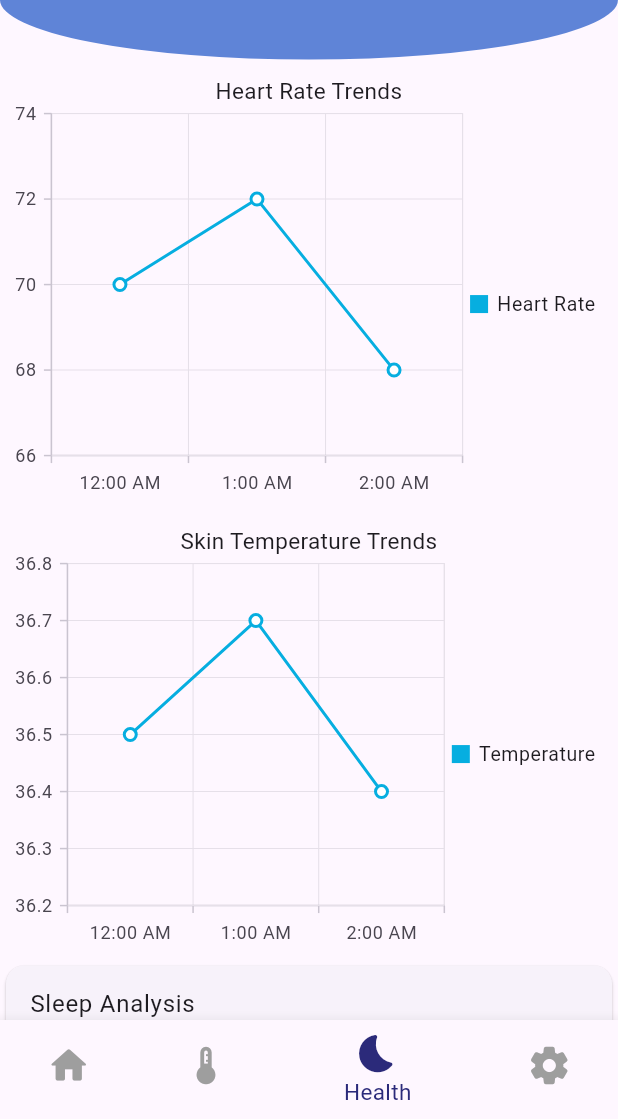
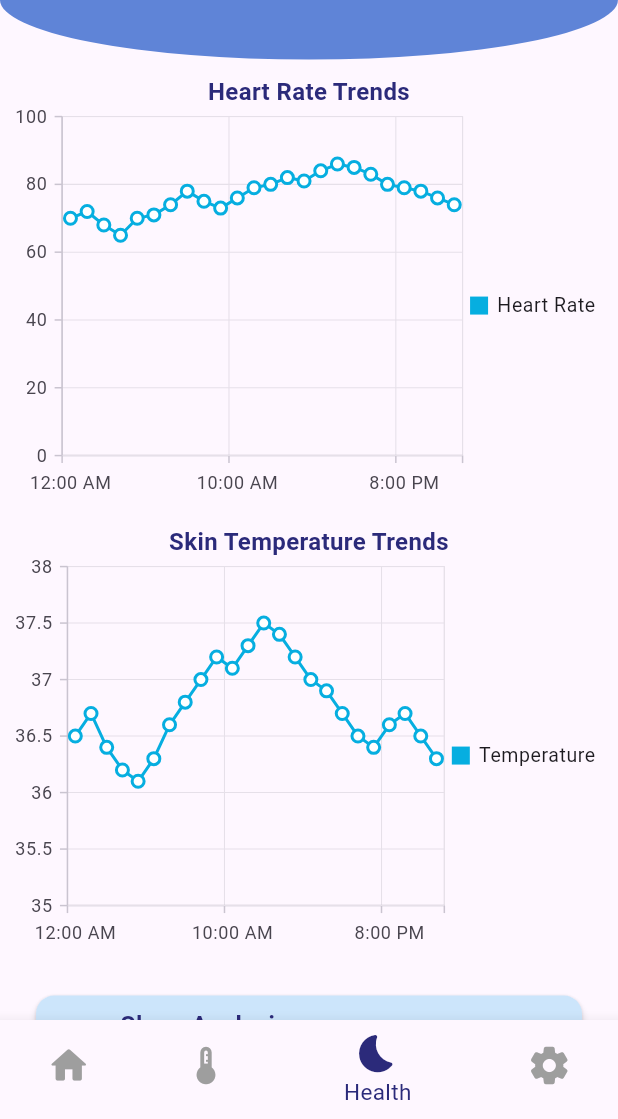
Before and after one commit to patriciamiftimie/dreamscape, a Flutter app: the screen it shows once a user with an empty profile is signed in, item 3 of the bottom bar chosen, on a phone screen of 412 x 824 dp, the part 117-1236 px from its top. Run offline on Flutter 3.47's test engine with Material 3 defaults, Android fonts, the phone set to English and light mode, and no system bars; our stand-ins replace cloud_firestore, firebase_auth, firebase_core, flutter_linkify, syncfusion_flutter_charts, table_calendar; accounts and stored records are empty.

Commit message:
health monitoring screen

```diff
--- a/lib/views/dashboard.dart
+++ b/lib/views/dashboard.dart
@@ -25,7 +25,6 @@ class _DashboardScreenState extends State<DashboardScreen> {
                 child: Column(
                   children: <Widget>[
                     ListTile(
-                      //leading: Icon(Icons.timer, color: customPurple, size: 30),
                       title: Text('Real-Time Overview',
                           style: TextStyle(
                               fontSize: 18,
@@ -51,24 +50,24 @@ class _DashboardScreenState extends State<DashboardScreen> {
                         Icons.water_drop,
                         color: customPurple,
                       ),
-                      title: Text('Humidity'),
-                      subtitle: Text('45%'),
+                      title: const Text('Humidity'),
+                      subtitle: const Text('45%'),
                     ),
                     ListTile(
                       leading: Icon(
                         Icons.wb_sunny,
                         color: customPurple,
                       ),
-                      title: Text('Light Level'),
-                      subtitle: Text('Moderate'),
+                      title: const Text('Light Level'),
+                      subtitle: const Text('Moderate'),
                     ),
                     ListTile(
                       leading: Icon(
                         Icons.spa,
                         color: customPurple,
                       ),
-                      title: Text('Aromatherapy Diffuser'),
-                      subtitle: Text('On - Sandalwood'),
+                      title: const Text('Aromatherapy Diffuser'),
+                      subtitle: const Text('On - Sandalwood'),
                     ),
                   ],
                 ),
@@ -113,7 +112,7 @@ class _DashboardScreenState extends State<DashboardScreen> {
                 ),
                 child: ListTile(
                   contentPadding:
-                      EdgeInsets.symmetric(vertical: 10, horizontal: 16),
+                      const EdgeInsets.symmetric(vertical: 10, horizontal: 16),
                   leading:
                       Icon(Icons.nights_stay, color: customLilac, size: 30),
                   title: Text(
--- a/lib/views/health_monitoring.dart
+++ b/lib/views/health_monitoring.dart
@@ -1,3 +1,4 @@
+import 'package:dreamscape/constants/colours.dart';
 import 'package:flutter/material.dart';
 import 'package:syncfusion_flutter_charts/charts.dart';
 
@@ -29,9 +30,14 @@ class _HealthScreenState extends State<HealthScreen> {
         child: Column(
           children: <Widget>[
             SfCartesianChart(
-              title: ChartTitle(text: 'Heart Rate Trends'),
-              legend: Legend(isVisible: true),
-              primaryXAxis: CategoryAxis(),
+              title: ChartTitle(
+                  text: 'Heart Rate Trends',
+                  textStyle: TextStyle(
+                      color: customPurple,
+                      fontSize: 16,
+                      fontWeight: FontWeight.bold)),
+              legend: const Legend(isVisible: true),
+              primaryXAxis: const CategoryAxis(),
               tooltipBehavior: TooltipBehavior(enable: true),
               series: <LineSeries<HealthData, String>>[
                 LineSeries<HealthData, String>(
@@ -39,14 +45,19 @@ class _HealthScreenState extends State<HealthScreen> {
                   xValueMapper: (HealthData data, _) => data.time,
                   yValueMapper: (HealthData data, _) => data.value,
                   name: 'Heart Rate',
-                  markerSettings: MarkerSettings(isVisible: true),
+                  markerSettings: const MarkerSettings(isVisible: true),
                 )
               ],
             ),
             SfCartesianChart(
-              title: ChartTitle(text: 'Skin Temperature Trends'),
-              legend: Legend(isVisible: true),
-              primaryXAxis: CategoryAxis(),
+              title: ChartTitle(
+                  text: 'Skin Temperature Trends',
+                  textStyle: TextStyle(
+                      color: customPurple,
+                      fontSize: 16,
+                      fontWeight: FontWeight.bold)),
+              legend: const Legend(isVisible: true),
+              primaryXAxis: const CategoryAxis(),
               tooltipBehavior: TooltipBehavior(enable: true),
               series: <LineSeries<HealthData, String>>[
                 LineSeries<HealthData, String>(
@@ -54,26 +65,72 @@ class _HealthScreenState extends State<HealthScreen> {
                   xValueMapper: (HealthData data, _) => data.time,
                   yValueMapper: (HealthData data, _) => data.value,
                   name: 'Temperature',
-                  markerSettings: MarkerSettings(isVisible: true),
+                  markerSettings: const MarkerSettings(isVisible: true),
                 )
               ],
             ),
+            Padding(
+                padding: const EdgeInsets.all(16),
+                child: Column(
+                  children: [
                     Card(
+                      color: customYellow,
+                      elevation: 2,
+                      margin: const EdgeInsets.all(8),
                       child: ListTile(
-                title: Text('Sleep Analysis'),
-                subtitle:
-                    Text('Detailed breakdown of sleep stages and quality.'),
+                        leading: Icon(Icons.bedtime, color: customLilac),
+                        title: Text(
+                          'Sleep Analysis',
+                          style: TextStyle(
+                              color: customPurple, fontWeight: FontWeight.bold),
+                        ),
+                        subtitle: Text(
+                          'Detailed breakdown of sleep stages and quality.',
+                          style: TextStyle(
+                              color: Theme.of(context).colorScheme.onSurface),
+                        ),
+                        trailing: IconButton(
+                          icon: Icon(Icons.analytics, color: customPurple),
+                          onPressed:
+                              () {}, // Placeholder for future functionality
+                        ),
                       ),
                     ),
                     Card(
+                      color: customYellow,
+                      elevation: 2,
+                      margin: const EdgeInsets.all(8),
                       child: ListTile(
-                title: Text('Recommendations'),
-                subtitle: Text('Personalized tips based on your health data.'),
+                        leading: Icon(Icons.auto_awesome, color: customLilac),
+                        title: Text(
+                          'Recommendations',
+                          style: TextStyle(
+                              color: customPurple, fontWeight: FontWeight.bold),
+                        ),
+                        subtitle: Text(
+                          'Personalised tips based on your health data, powered by AI.',
+                          style: TextStyle(
+                              color: Theme.of(context).colorScheme.onSurface),
+                        ),
+                        trailing: IconButton(
+                          icon: Icon(Icons.lightbulb, color: customPurple),
+                          onPressed:
+                              () {}, // Placeholder for future functionality
                         ),
                       ),
+                    ),
+                  ],
+                )),
             ElevatedButton(
+              style: ElevatedButton.styleFrom(
+                  backgroundColor: customPurple,
+                  foregroundColor: Colors.white,
+                  minimumSize: const Size(120, 45)),
               onPressed: () {},
-              child: Text('Sync with Health Apps'),
+              child: const Text(
+                'Sync with Health Apps',
+                style: TextStyle(fontWeight: FontWeight.bold),
+              ),
             ),
           ],
         ),
@@ -86,6 +143,27 @@ class _HealthScreenState extends State<HealthScreen> {
       HealthData('12:00 AM', 70),
       HealthData('1:00 AM', 72),
       HealthData('2:00 AM', 68),
+      HealthData('3:00 AM', 65),
+      HealthData('4:00 AM', 70),
+      HealthData('5:00 AM', 71),
+      HealthData('6:00 AM', 74),
+      HealthData('7:00 AM', 78),
+      HealthData('8:00 AM', 75),
+      HealthData('9:00 AM', 73),
+      HealthData('10:00 AM', 76),
+      HealthData('11:00 AM', 79),
+      HealthData('12:00 PM', 80),
+      HealthData('1:00 PM', 82),
+      HealthData('2:00 PM', 81),
+      HealthData('3:00 PM', 84),
+      HealthData('4:00 PM', 86),
+      HealthData('5:00 PM', 85),
+      HealthData('6:00 PM', 83),
+      HealthData('7:00 PM', 80),
+      HealthData('8:00 PM', 79),
+      HealthData('9:00 PM', 78),
+      HealthData('10:00 PM', 76),
+      HealthData('11:00 PM', 74),
     ];
   }
 
@@ -94,6 +172,27 @@ class _HealthScreenState extends State<HealthScreen> {
       HealthData('12:00 AM', 36.5),
       HealthData('1:00 AM', 36.7),
       HealthData('2:00 AM', 36.4),
+      HealthData('3:00 AM', 36.2),
+      HealthData('4:00 AM', 36.1),
+      HealthData('5:00 AM', 36.3),
+      HealthData('6:00 AM', 36.6),
+      HealthData('7:00 AM', 36.8),
+      HealthData('8:00 AM', 37.0),
+      HealthData('9:00 AM', 37.2),
+      HealthData('10:00 AM', 37.1),
+      HealthData('11:00 AM', 37.3),
+      HealthData('12:00 PM', 37.5),
+      HealthData('1:00 PM', 37.4),
+      HealthData('2:00 PM', 37.2),
+      HealthData('3:00 PM', 37.0),
+      HealthData('4:00 PM', 36.9),
+      HealthData('5:00 PM', 36.7),
+      HealthData('6:00 PM', 36.5),
+      HealthData('7:00 PM', 36.4),
+      HealthData('8:00 PM', 36.6),
+      HealthData('9:00 PM', 36.7),
+      HealthData('10:00 PM', 36.5),
+      HealthData('11:00 PM', 36.3),
     ];
   }
 }
```
Lines whose indentation alone changed are shown as unchanged.
